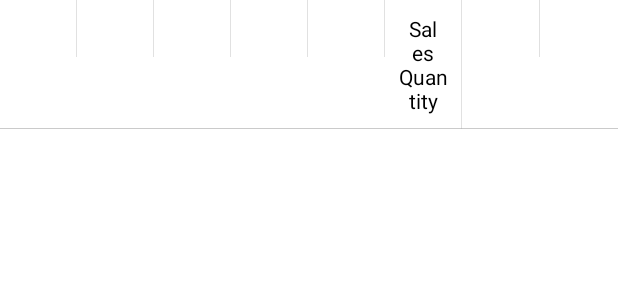
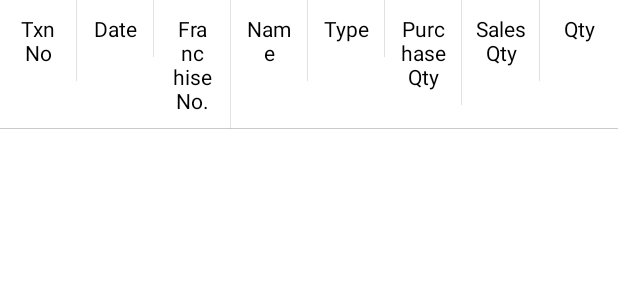
Before and after one commit to SurendarSalem/abacus-android, an Android app: the layout transaction_item.xml on its own in the app's theme, with its tools: preview values and no code run, on a phone screen of 412 x 824 dp. Shown: the top 300 px of the screen. Run offline under Robolectric (Android 15) with nearby library versions, the phone set to English and light mode, and no system bars.

Commit message:
practice code added 9

```diff
--- a/app/src/main/java/com/balaabirami/abacusandroid/firebase/FirebaseHelper.java
+++ b/app/src/main/java/com/balaabirami/abacusandroid/firebase/FirebaseHelper.java
@@ -107,11 +107,11 @@ public class FirebaseHelper {
     }
 
     public void createUser(User user, OnCompleteListener onCompleteListener) {
-        mAuth.createUserWithEmailAndPassword(user.getEmail(), user.getPassword()).addOnCompleteListener(onCompleteListener);
+        mAuth.createUserWithEmailAndPassword(user.getEmail().trim(), user.getPassword().trim()).addOnCompleteListener(onCompleteListener);
     }
 
     public void login(User user, OnCompleteListener onCompleteListener) {
-        mAuth.signInWithEmailAndPassword(user.getEmail(), user.getPassword()).addOnCompleteListener(onCompleteListener);
+        mAuth.signInWithEmailAndPassword(user.getEmail().trim(), user.getPassword().trim()).addOnCompleteListener(onCompleteListener);
     }
 
     public void getUserDetail(User user, UserDetailListener userDetailListener) {
--- a/app/src/main/res/layout/transaction_item.xml
+++ b/app/src/main/res/layout/transaction_item.xml
@@ -25,7 +25,8 @@
             android:gravity="center"
             android:padding="@dimen/text_padding"
             android:textColor="@color/black"
-            android:textSize="@dimen/sp_14" />
+            android:textSize="@dimen/sp_14"
+            tools:text="Txn No" />
 
         <androidx.appcompat.widget.AppCompatTextView
             android:id="@+id/tv_date"
@@ -36,7 +37,8 @@
             android:gravity="center"
             android:padding="@dimen/text_padding"
             android:textColor="@color/black"
-            android:textSize="@dimen/sp_14" />
+            android:textSize="@dimen/sp_14"
+            tools:text="Date" />
 
         <androidx.appcompat.widget.AppCompatTextView
             android:id="@+id/tv_franchise_vendor"
@@ -47,7 +49,8 @@
             android:gravity="center"
             android:padding="@dimen/text_padding"
             android:textColor="@color/black"
-            android:textSize="@dimen/sp_14" />
+            android:textSize="@dimen/sp_14"
+            tools:text="Franchise No." />
 
         <androidx.appcompat.widget.AppCompatTextView
             android:id="@+id/tv_name"
@@ -58,7 +61,8 @@
             android:gravity="center"
             android:padding="@dimen/text_padding"
             android:textColor="@color/black"
-            android:textSize="@dimen/sp_14" />
+            android:textSize="@dimen/sp_14"
+            tools:text="Name" />
 
         <androidx.appcompat.widget.AppCompatTextView
             android:id="@+id/tv_type"
@@ -69,7 +73,8 @@
             android:gravity="center"
             android:padding="@dimen/text_padding"
             android:textColor="@color/black"
-            android:textSize="@dimen/sp_14" />
+            android:textSize="@dimen/sp_14"
+            tools:text="Type" />
 
         <androidx.appcompat.widget.AppCompatTextView
             android:id="@+id/tv_purchase_quantity"
@@ -79,9 +84,9 @@
             android:background="@drawable/right_line"
             android:gravity="center"
             android:padding="@dimen/text_padding"
-            tools:text="Sales Quantity"
             android:textColor="@color/black"
-            android:textSize="@dimen/sp_14" />
+            android:textSize="@dimen/sp_14"
+            tools:text="Purchase Qty" />
 
         <androidx.appcompat.widget.AppCompatTextView
             android:id="@+id/tv_sales_quantity"
@@ -92,7 +97,8 @@
             android:gravity="center"
             android:padding="@dimen/text_padding"
             android:textColor="@color/black"
-            android:textSize="@dimen/sp_14" />
+            android:textSize="@dimen/sp_14"
+            tools:text="Sales Qty" />
 
         <androidx.appcompat.widget.AppCompatTextView
             android:id="@+id/tv_quantity"
@@ -102,7 +108,8 @@
             android:gravity="center"
             android:padding="@dimen/text_padding"
             android:textColor="@color/black"
-            android:textSize="@dimen/sp_14" />
+            android:textSize="@dimen/sp_14"
+            tools:text="Qty" />
 
     </androidx.appcompat.widget.LinearLayoutCompat>
 </layout>
```
Also changed, not shown: app/src/main/java/com/balaabirami/abacusandroid/ui/activities/PaymentActivity.java (+5 -6 lines), app/src/main/java/com/balaabirami/abacusandroid/ui/fragments/EnrollFragment.java (+10 -2 lines), app/src/main/java/com/balaabirami/abacusandroid/ui/fragments/OrderFragment.java (+13 -3 lines), app/src/main/res/layout/fragment_order.xml (+9 -0 lines), app/src/main/res/layout/order_item.xml (+13 -8 lines), app/src/main/assets/students.json.
